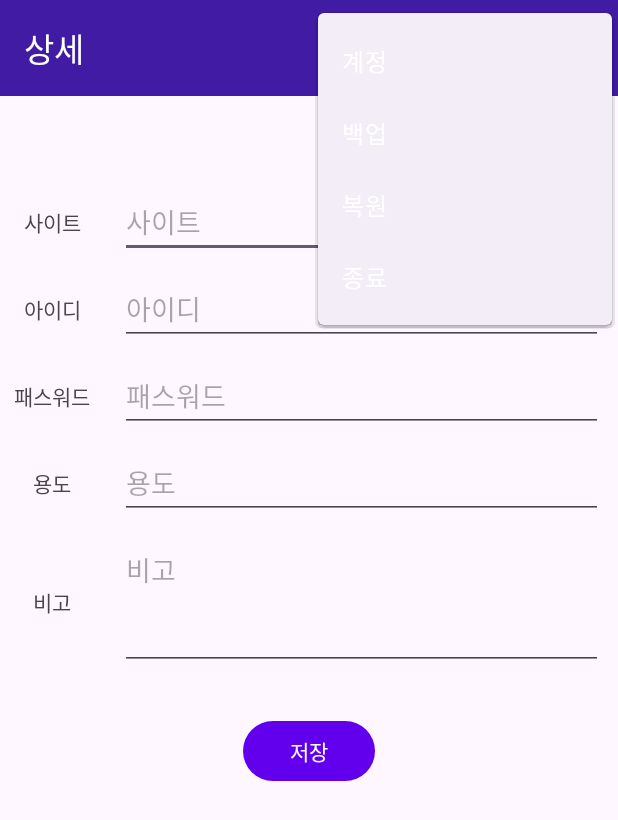
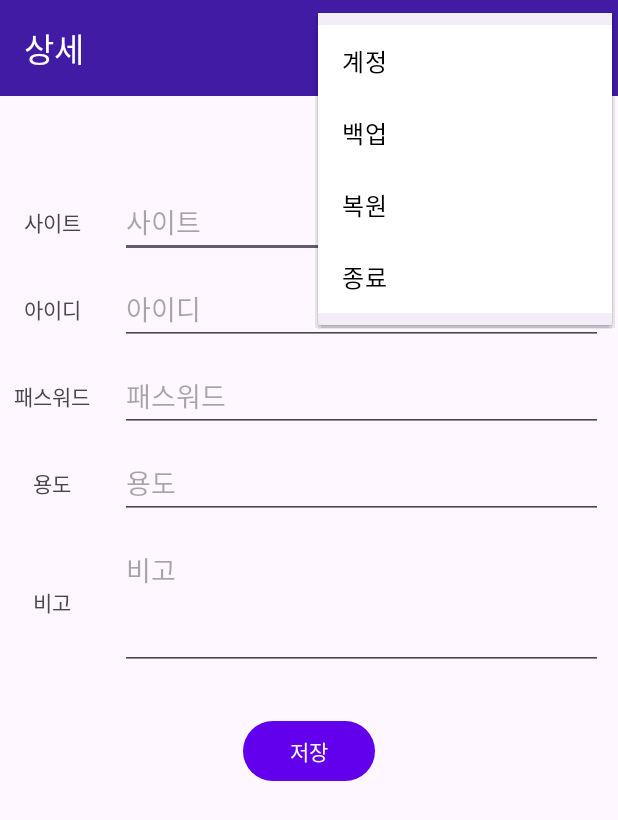
Before and after one commit to gitforgoo/android, an Android app: the PwdDetailActivity screen opened directly, with no data from a screen before it, with the options menu open, on a phone screen of 412 x 824 dp. Shown: the top 820 px of the screen. Run offline under Robolectric (Android 15) with nearby library versions, the phone set to English and light mode, and no system bars.

Commit message:
light, dark mode 테마 적용 수정

```diff
--- a/MyPWD/app/src/main/AndroidManifest.xml
+++ b/MyPWD/app/src/main/AndroidManifest.xml
@@ -1,11 +1,8 @@
 <?xml version="1.0" encoding="utf-8"?>
 <manifest xmlns:android="http://schemas.android.com/apk/res/android"
     xmlns:tools="http://schemas.android.com/tools">
-
     <uses-permission android:name="android.permission.READ_EXTERNAL_STORAGE" />
     <uses-permission android:name="android.permission.WRITE_EXTERNAL_STORAGE" />
-
-
     <application
         android:allowBackup="true"
         android:dataExtractionRules="@xml/data_extraction_rules"
@@ -34,7 +31,6 @@
             android:windowSoftInputMode="adjustResize">
             <intent-filter>
                 <action android:name="android.intent.action.MAIN" />
-
                 <category android:name="android.intent.category.LAUNCHER" />
             </intent-filter>
         </activity>
--- a/MyPWD/app/src/main/java/com/goodtechsystem/mypwd/activity/ActivityBase.java
+++ b/MyPWD/app/src/main/java/com/goodtechsystem/mypwd/activity/ActivityBase.java
@@ -1,6 +1,7 @@
 package com.goodtechsystem.mypwd.activity;
 
 import android.content.Intent;
+import android.content.res.Configuration;
 import android.os.Bundle;
 import android.os.ParcelFileDescriptor;
 import android.view.Menu;
@@ -10,6 +11,7 @@ import android.widget.Toast;
 import androidx.activity.result.ActivityResultLauncher;
 import androidx.activity.result.contract.ActivityResultContracts;
 import androidx.appcompat.app.AppCompatActivity;
+import androidx.appcompat.app.AppCompatDelegate;
 import androidx.appcompat.widget.Toolbar;
 
 import com.goodtechsystem.mypwd.R;
@@ -34,6 +36,9 @@ public class ActivityBase extends AppCompatActivity {
     @Override
     protected void onCreate(Bundle savedInstanceState) {
         super.onCreate(savedInstanceState);
+
+        // 시스템 테마를 따라가도록 설정
+        AppCompatDelegate.setDefaultNightMode(AppCompatDelegate.MODE_NIGHT_FOLLOW_SYSTEM);
 
         toolbar = findViewById(R.id.toolbar);
         setSupportActionBar(toolbar);
--- a/MyPWD/app/src/main/res/layout/activity_pwd_detail.xml
+++ b/MyPWD/app/src/main/res/layout/activity_pwd_detail.xml
@@ -6,7 +6,8 @@
     android:layout_width="match_parent"
     android:layout_height="match_parent"
     tools:context=".activity.PwdDetailActivity"
-    android:orientation="vertical">
+    android:orientation="vertical"
+    android:fitsSystemWindows="true">
 
     <androidx.appcompat.widget.Toolbar
         android:id="@+id/toolbar"
@@ -15,7 +16,8 @@
         android:background="#411BA4"
         android:theme="@style/ThemeOverlay.AppCompat.Dark.ActionBar"
         android:elevation="4dp"
-        app:title="@string/detail"/>
+        app:title="@string/detail"
+        app:popupTheme="?attr/android:popupTheme"/>
 
     <LinearLayout
         android:layout_width="match_parent"
--- a/MyPWD/app/src/main/res/layout/activity_pwd_list.xml
+++ b/MyPWD/app/src/main/res/layout/activity_pwd_list.xml
@@ -16,7 +16,9 @@
         android:background="#411BA4"
         android:theme="@style/ThemeOverlay.AppCompat.Dark.ActionBar"
         android:elevation="4dp"
-        app:title="@string/list"/>
+        app:title="@string/list"
+        app:popupTheme="?attr/android:popupTheme"
+        />
 
         <LinearLayout
             android:layout_width="match_parent"
--- a/MyPWD/app/src/main/res/layout/activity_register.xml
+++ b/MyPWD/app/src/main/res/layout/activity_register.xml
@@ -16,7 +16,8 @@
         android:background="#411BA4"
         android:theme="@style/ThemeOverlay.AppCompat.Dark.ActionBar"
         android:elevation="4dp"
-        app:title="@string/register"/>
+        app:title="@string/register"
+        app:popupTheme="?attr/android:popupTheme"/>
 
     <EditText
         android:id="@+id/tbxId"
--- a/MyPWD/app/src/main/res/values/styles.xml
+++ b/MyPWD/app/src/main/res/values/styles.xml
@@ -1,13 +1,13 @@
 <resources>
     <!-- 라이트 모드에서 사용할 메뉴 스타일 -->
-    <style name="ThemeOverlay.LightMenu" parent="ThemeOverlay.Material3.Light">
-        <item name="android:textColorPrimary">#000000</item> <!-- 검은색 글자 -->
-        <item name="android:background">#FFFFFF</item> <!-- 흰색 배경 -->
+    <style name="ThemeOverlay.LightMenu" parent="ThemeOverlay.AppCompat.Light">
+        <item name="android:textColorPrimary">#000000</item>
+        <item name="android:background">#FFFFFF</item>
     </style>
 
     <!-- 다크 모드에서 사용할 메뉴 스타일 -->
-    <style name="ThemeOverlay.DarkMenu" parent="ThemeOverlay.Material3.Dark">
-        <item name="android:textColorPrimary">#FFFFFF</item> <!-- 흰색 글자 -->
-        <item name="android:background">#333333</item> <!-- 어두운 배경 -->
+    <style name="ThemeOverlay.DarkMenu" parent="ThemeOverlay.AppCompat.Dark">
+        <item name="android:textColorPrimary">#FFFFFF</item>
+        <item name="android:background">#333333</item>
     </style>
 </resources>
```
Also changed, not shown: 2 other files.
